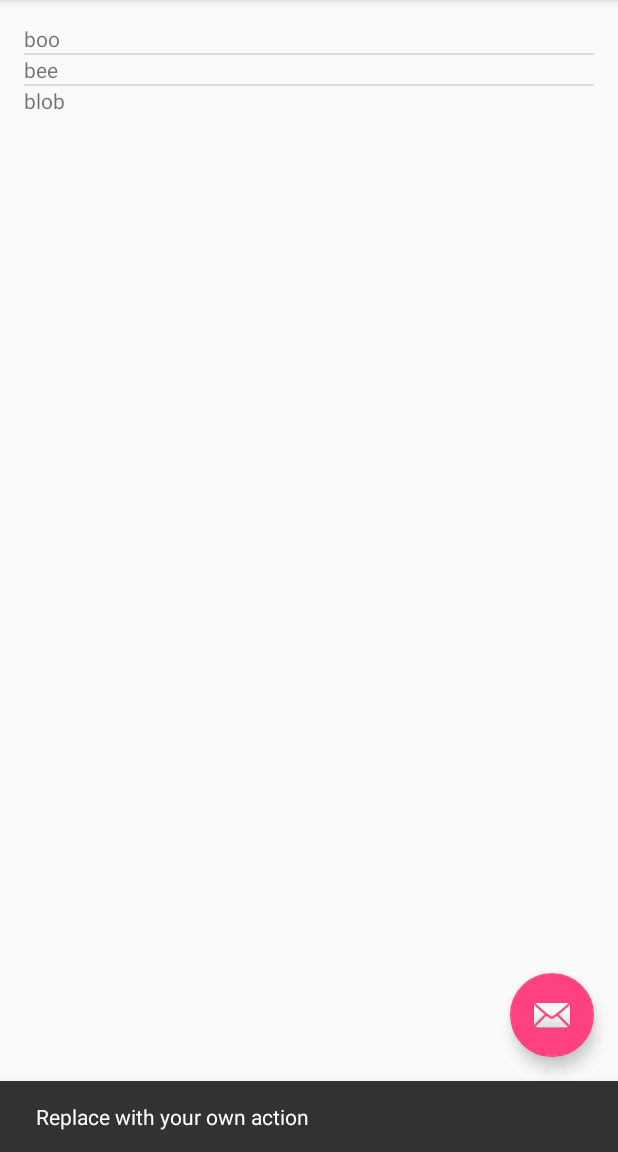
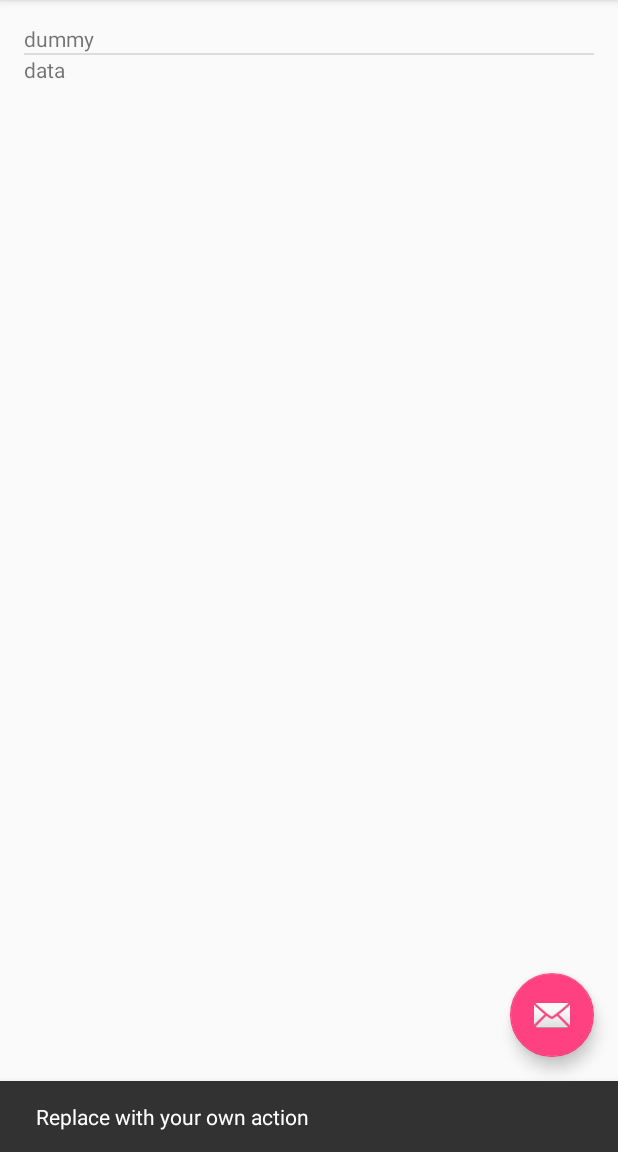
Before and after one commit to mojavedejavu/Sunshine, an Android app: the screen it shows after launch (MainActivity), after a tap on an icon or button, on a phone screen of 412 x 824 dp, the part 84-1236 px from its top. Run offline under Robolectric (Android 15) with nearby library versions, the phone set to English and light mode, and no system bars.

Commit message:
update ArrayAdapter with data from server

```diff
--- a/app/src/main/java/com/example/xfang/sunshine/ForecastFragment.java
+++ b/app/src/main/java/com/example/xfang/sunshine/ForecastFragment.java
@@ -24,14 +24,21 @@ import java.io.IOException;
 import java.io.InputStreamReader;
 import java.net.HttpURLConnection;
 import java.net.URL;
+import java.util.ArrayList;
+import java.util.Vector;
 
 /**
  * A placeholder fragment containing a simple view.
  */
 public class ForecastFragment extends Fragment {
 
+    final int NUM_DAYS = 7;
+    ArrayAdapter<String> mAdapter;
+    ArrayList<String> mAdapterData = new ArrayList<>();
+
     public ForecastFragment() {
     }
+
 
     @Override
     public void onCreate(Bundle savedInstanceState){
@@ -44,13 +51,13 @@ public class ForecastFragment extends Fragment {
                              Bundle savedInstanceState) {
         View rootView = inflater.inflate(R.layout.fragment_main, container, false);
 
-        String[] forecastData = {"boo","bee","blob"};
-
+        mAdapterData.add("dummy");
+        mAdapterData.add("data");
 
         ListView listView = (ListView) rootView.findViewById(R.id.listview_forecast);
-        ArrayAdapter<String> adapter = new ArrayAdapter<>(getActivity(),
-                R.layout.list_item_forecast, forecastData);
-        listView.setAdapter(adapter);
+        mAdapter = new ArrayAdapter<>(getActivity(),
+                R.layout.list_item_forecast, mAdapterData);
+        listView.setAdapter(mAdapter);
 
         return rootView;
     }
@@ -93,7 +100,7 @@ public class ForecastFragment extends Fragment {
 
             String format = "json";
             String unit = "metric";
-            int numDays = 7;
+            int numDays = NUM_DAYS;
 
             try {
                 final String FORECAST_BASE_URL = "http://api.openweathermap.org/data/2.5/forecast/daily?";
@@ -129,6 +136,7 @@ public class ForecastFragment extends Fragment {
             }
             catch(IOException e){
                 Log.e(LOG_TAG, "Error ", e);
+                e.printStackTrace();
                 return null;
             }
 
@@ -146,5 +154,14 @@ public class ForecastFragment extends Fragment {
                 }
             }
         }
+
+        @Override
+        protected void onPostExecute(String[] array){
+            mAdapterData.clear();
+            mAdapter.addAll(array);
+
+            mAdapter.notifyDataSetChanged();
+
+        }
     }
 }
```
